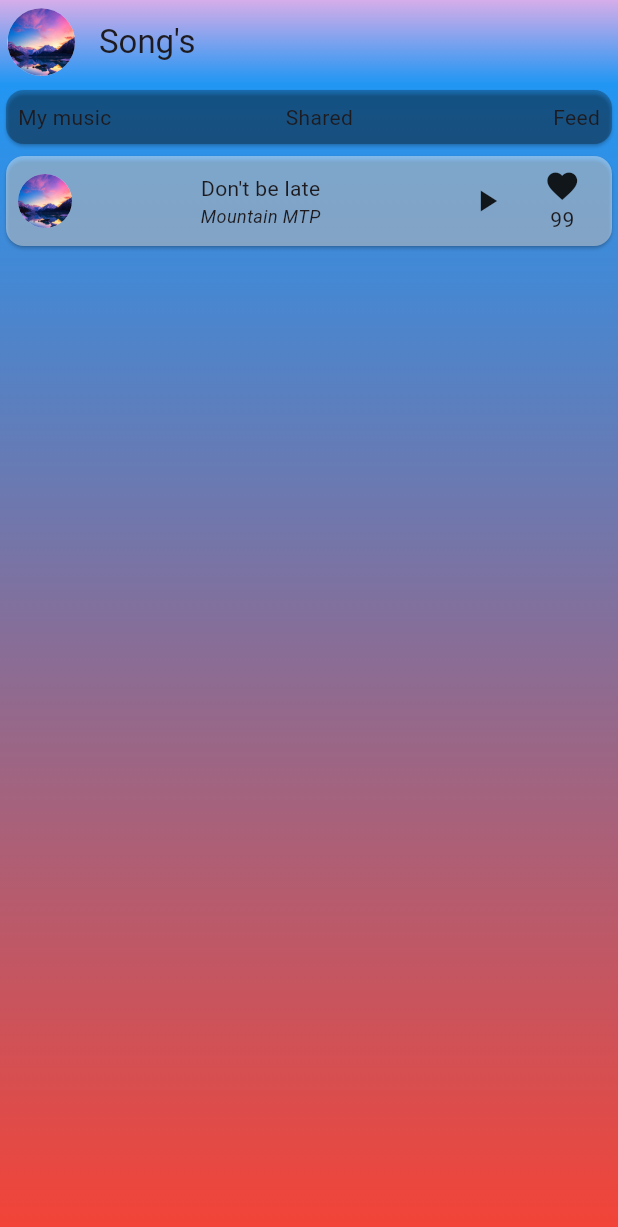
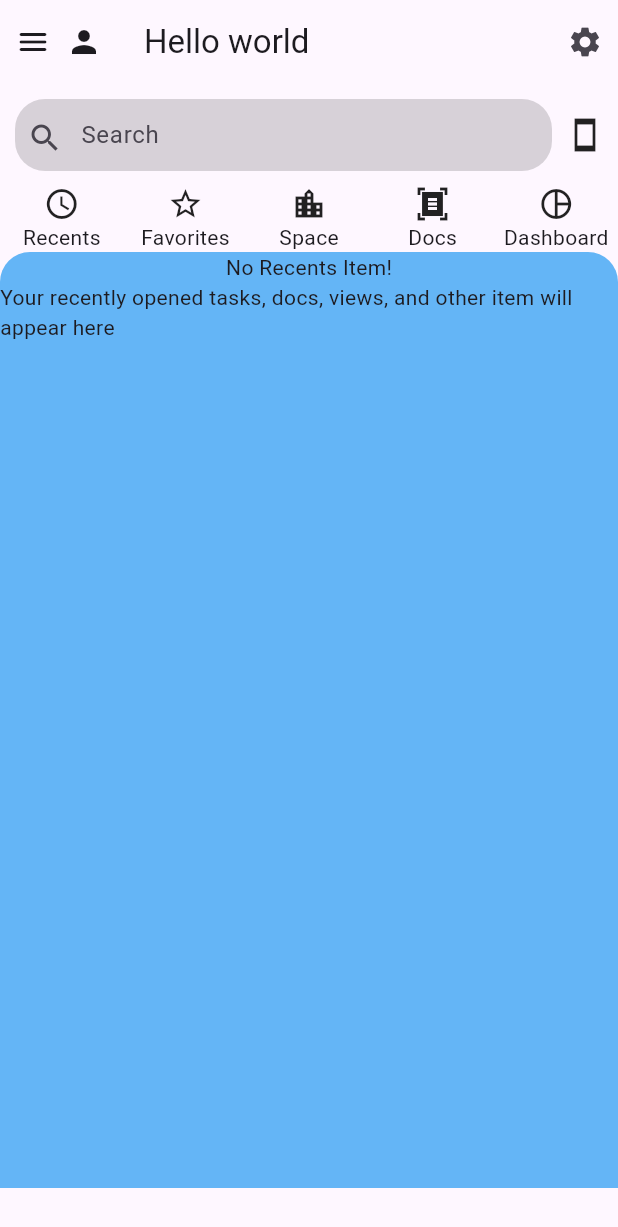
Before and after one commit to le0815/flutter_basic, a Flutter app: the screen it shows after launch, on a phone screen of 412 x 824 dp. Shown: the top 1227 px of the screen. Run offline on Flutter 3.47's test engine with Material 3 defaults, Android fonts, the phone set to English and light mode, and no system bars.

Commit message:
get screen size

```diff
--- a/lib/main.dart
+++ b/lib/main.dart
@@ -1,146 +1,46 @@
-// ignore_for_file: public_member_api_docs, sort_constructors_first
-import 'dart:developer';
-
 import 'package:flutter/material.dart';
 
+double _app_bar_size = 0;
+
 void main() {
-  runApp(const Test2());
-  // runApp(const MaterialApp(
-  //   home: Scaffold(
-  //     // backgroundColor: Colors.blue[100],
-  //     // appBar: AppBar(
-  //     //   backgroundColor: Colors.blue[400],
-  //     //   title: const Text("App bar"),
-  //     //   leading: const Icon(Icons.menu),
-  //     // ),
-  //     body: Test(),
-  //   ),
-  // ));
+  runApp(const HomeScreen());
 }
 
-class MyApp extends StatelessWidget {
-  const MyApp({super.key});
-
-  // This widget is the root of your application.
-  @override
-  Widget build(BuildContext context) {
-    return MaterialApp(
-      home: Scaffold(
-        backgroundColor: Colors.blue[100],
-        appBar: AppBar(
-          backgroundColor: Colors.blue[400],
-          title: Text("App bar"),
-          leading: Icon(Icons.menu),
-        ),
-        body: Center(
-          child: Container(
-            height: 300,
-            width: 300,
-            decoration: BoxDecoration(
-              color: Colors.blue[400],
-              borderRadius: BorderRadius.circular(10),
-            ),
-            padding: EdgeInsets.only(left: 10, top: 10, right: 10),
-            child: const Text(
-              "Somewhere only we know",
-              style: TextStyle(
-                fontSize: 28,
-              ),
-            ),
-          ),
-        ),
-      ),
-    );
-  }
-}
-
-class Test extends StatelessWidget {
-  const Test({super.key});
+class HomeScreen extends StatelessWidget {
+  const HomeScreen({super.key});
 
   @override
   Widget build(BuildContext context) {
-    return Stack(
-      children: [
-        Image.asset("images/1007238.jpeg"),
-        const Positioned(
-          bottom: 20,
-          left: 10,
-          right: 10,
-          child: Card(
-            child: Padding(
-              padding: EdgeInsets.all(8.0),
-              child: Column(
-                children: [
-                  Text(
-                    "Header",
-                    style: TextStyle(fontSize: 18),
-                  ),
-                  SizedBox(
-                    height: 10,
-                  ),
-                  Text("Body"),
-                ],
-              ),
-            ),
-          ),
-        ),
-      ],
-    );
-  }
-}
+    final mediaQuery = MediaQuery.of(context);
 
-class Test2 extends StatelessWidget {
-  const Test2({super.key});
-
-  @override
-  Widget build(BuildContext context) {
     return MaterialApp(
       home: Scaffold(
-        // backgroundColor: Colors.blue[200],
-        appBar: AppBar(
-          title: Text("Song's"),
-          flexibleSpace: Container(
-            decoration: const BoxDecoration(
-              gradient: LinearGradient(
-                begin: Alignment.topCenter,
-                end: Alignment.bottomCenter,
-                colors: <Color>[
-                  Color.fromARGB(255, 214, 173, 233),
-                  Colors.blue
-                ],
-              ),
-            ),
-          ),
-          leadingWidth: 50,
-          leading: const Padding(
-            padding: EdgeInsets.only(left: 5),
-            child: CircleAvatar(
-              radius: 32,
-              backgroundImage: AssetImage("images/1007238.jpeg"),
-            ),
-          ),
-        ),
+        appBar: _buildAppBar(),
         body: Container(
-          width: double.infinity,
-          height: double.infinity,
-          decoration: const BoxDecoration(
-            gradient: LinearGradient(
-              begin: Alignment.topCenter,
-              end: Alignment.bottomCenter,
-              colors: <Color>[
-                Colors.blue,
-                Colors.red,
-              ],
-            ),
-          ),
-          child: const Column(
+          // width: double.infinity,
+          // height: double.infinity,
+          child: Column(
             children: [
-              TopNav(),
-              MusicCard(
-                image_addr: "images/1007238.jpeg",
-                liked_number: "99",
-                singer: "Mountain MTP",
-                song_name: "Don't be late",
+              _buildSearchBar(),
+              _buildTopNav(),
+              Container(
+                width: mediaQuery.size.width,
+                height: mediaQuery.size.height - 143 - 56 - 1,
+                decoration: BoxDecoration(
+                  color: Colors.blue[300],
+                  borderRadius: const BorderRadius.only(
+                    topLeft: Radius.circular(20),
+                    topRight: Radius.circular(20),
+                  ),
+                ),
+                // constraints: const BoxConstraints.expand(),
+                child: const Column(
+                  children: [
+                    Text("No Recents Item!"),
+                    Text("Your recently opened tasks, docs, views, and "
+                        "other item will appear here"),
+                  ],
+                ),
               ),
             ],
           ),
@@ -148,133 +48,108 @@ class Test2 extends StatelessWidget {
       ),
     );
   }
-}
 
-class CustomButton extends StatelessWidget {
-  final VoidCallback onPressed;
-  final IconData icon;
-  final String label;
+  Row _buildTopNav() {
+    return Row(
+      children: [
+        _buildIconWithTextBelow(
+          icon: const Icon(Icons.watch_later_outlined),
+          text: const Text("Recents"),
+        ),
+        _buildIconWithTextBelow(
+          icon: const Icon(Icons.star_border_outlined),
+          text: const Text("Favorites"),
+        ),
+        _buildIconWithTextBelow(
+          icon: const Icon(Icons.location_city_outlined),
+          text: const Text("Space"),
+        ),
+        _buildIconWithTextBelow(
+          icon: const Icon(Icons.document_scanner_sharp),
+          text: const Text("Docs"),
+        ),
+        _buildIconWithTextBelow(
+          icon: const Icon(Icons.pie_chart_outline_sharp),
+          text: const Text(
+            "Dashboard",
+            overflow: TextOverflow.ellipsis,
+          ),
+        ),
+      ],
+    );
+  }
 
-  const CustomButton({
-    super.key,
-    required this.onPressed,
-    required this.icon,
-    required this.label,
-  });
-
-  @override
-  Widget build(BuildContext context) {
-    return InkWell(
-      onTap: onPressed,
+  Expanded _buildIconWithTextBelow({required Icon icon, required Text text}) {
+    return Expanded(
       child: Column(
         children: [
-          const Icon(Icons.watch_later_outlined),
-          Text(label),
+          icon,
+          text,
         ],
       ),
     );
   }
-}
 
-class MusicCard extends StatelessWidget {
-  final String song_name;
-  final String image_addr;
-  final String liked_number;
-  final String singer;
-
-  const MusicCard(
-      {super.key,
-      required this.song_name,
-      required this.image_addr,
-      required this.liked_number,
-      required this.singer});
-
-  @override
-  Widget build(BuildContext context) {
-    return Card(
-      color: const Color.fromARGB(104, 255, 255, 255),
-      shadowColor: null,
-      child: Padding(
-        padding: const EdgeInsets.all(8.0),
-        child: Row(
-          // mainAxisSize: MainAxisSize.min,
-          children: [
-            // Container(
-            //   width: 60,
-            //   height: 60,
-            //   color: Colors.red,
-            // ),
-            CircleAvatar(
-              radius: 18,
-              backgroundImage: AssetImage(image_addr),
-            ),
-            Expanded(
-              flex: 5,
-              child: Column(
-                // mainAxisAlignment: MainAxisAlignment.start,
-                // crossAxisAlignment: CrossAxisAlignment.start,
-                children: [
-                  Text(
-                    song_name,
+  Padding _buildSearchBar() {
+    return Padding(
+      padding: const EdgeInsets.all(10.0),
+      child: Row(
+        children: [
+          Expanded(
+            child: Container(
+              // width: 200,
+              decoration: BoxDecoration(
+                color: const Color.fromARGB(39, 0, 0, 0),
+                borderRadius: BorderRadius.circular(20),
+              ),
+              child: const TextField(
+                decoration: InputDecoration(
+                  contentPadding: EdgeInsets.only(left: 8),
+                  prefixIcon: Padding(
+                    padding: EdgeInsets.only(left: 8, right: 8),
+                    child: Icon(Icons.search),
                   ),
-                  Text(
-                    singer,
-                    style: const TextStyle(
-                        fontSize: 12, fontStyle: FontStyle.italic),
+                  prefixIconConstraints: BoxConstraints(
+                    maxHeight: 20,
+                    minWidth: 30,
                   ),
-                ],
+                  hintText: "Search",
+                  border: InputBorder.none,
+                ),
               ),
             ),
-            const Expanded(
-              flex: 1,
-              child: Icon(Icons.play_arrow),
-            ),
-            Expanded(
-              flex: 1,
-              child: Column(
-                mainAxisAlignment: MainAxisAlignment.end,
-                children: [
-                  const Icon(Icons.favorite),
-                  Text(
-                    liked_number,
-                  ),
-                ],
-              ),
-            ),
+          ),
+          const SizedBox(
+            width: 10,
+          ),
+          const Icon(Icons.stay_primary_portrait_sharp)
+        ],
+      ),
+    );
+  }
+
+  AppBar _buildAppBar() {
+    final AppBar appBar = AppBar(
+      title: const Text("Hello world"),
+      leadingWidth: 80,
+      leading: const Padding(
+        padding: EdgeInsets.only(left: 10),
+        child: Row(
+          children: [
+            Icon(Icons.menu_rounded),
+            SizedBox(width: 10),
+            Icon(Icons.person),
           ],
         ),
       ),
+      actions: const [
+        Icon(Icons.settings),
+        SizedBox(width: 10),
+      ],
     );
+
+    _app_bar_size = appBar.preferredSize.height;
+
+    return appBar;
   }
 }
-
-class TopNav extends StatelessWidget {
-  const TopNav({super.key});
-
-  @override
-  Widget build(BuildContext context) {
-    return const Card(
-      color: Color.fromARGB(64, 0, 0, 0),
-      child: Padding(
-        padding: EdgeInsets.all(8.0),
-        child: Row(
-          // crossAxisAlignment: CrossAxisAlignment.stretch,
-          children: [
-            Expanded(
-              flex: 1,
-              child: Text("My music"),
-            ),
-            Expanded(
-              flex: 1,
-              child: Text("Shared"),
-            ),
-            Expanded(
-              flex: 0,
-              child: Text("Feed"),
-            ),
-          ],
-        ),
-      ),
-    );
-  }
-}
```
Also changed, not shown: 1 other file.
